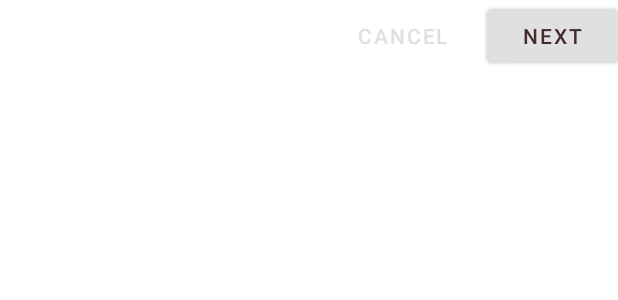
After one commit to SergioGon1980/listillas, an Android app: the layout fragment_login_form.xml on its own in the app's theme, with its tools: preview values and no code run, on a phone screen of 412 x 824 dp. The commit adds this screen. Shown: the top 300 px of the screen. Run offline under Robolectric (Android 15) with nearby library versions, the phone set to English and light mode, and no system bars.

Commit message:
feat: add login fragment

```diff
--- a/app/build.gradle
+++ b/app/build.gradle
@@ -33,10 +33,12 @@ android {
 
 dependencies {
 
+    api "com.google.android.material:material:1.6.1"
     implementation 'androidx.core:core-ktx:1.7.0'
     implementation 'androidx.appcompat:appcompat:1.4.2'
     implementation 'com.google.android.material:material:1.6.1'
     implementation 'androidx.constraintlayout:constraintlayout:2.1.4'
+    implementation 'androidx.legacy:legacy-support-v4:1.0.0'
     testImplementation 'junit:junit:4.13.2'
     androidTestImplementation 'androidx.test.ext:junit:1.1.3'
     androidTestImplementation 'androidx.test.espresso:espresso-core:3.4.0'
--- /dev/null
+++ b/app/src/main/res/layout/fragment_login_form.xml
@@ -0,0 +1,35 @@
+<?xml version="1.0" encoding="utf-8"?>
+<ScrollView xmlns:android="http://schemas.android.com/apk/res/android"
+    xmlns:app="http://schemas.android.com/apk/res-auto"
+    xmlns:tools="http://schemas.android.com/tools"
+    android:layout_width="match_parent"
+    android:layout_height="match_parent"
+    android:background="@color/loginPageBackgroundColor"
+    tools:context=".LoginFormFragment">
+
+    <RelativeLayout
+        android:layout_width="match_parent"
+        android:layout_height="wrap_content">
+
+        <com.google.android.material.button.MaterialButton
+            android:id="@+id/next_button"
+            android:layout_width="wrap_content"
+            android:layout_height="wrap_content"
+            android:layout_alignParentEnd="true"
+            android:layout_alignParentRight="true"
+            android:text="@string/button_next" />
+
+        <com.google.android.material.button.MaterialButton
+            android:id="@+id/cancel_button"
+            style="@style/Widget.MaterialComponents.Button.TextButton"
+            android:layout_width="wrap_content"
+            android:layout_height="wrap_content"
+            android:layout_marginEnd="12dp"
+            android:layout_marginRight="12dp"
+            android:layout_toStartOf="@id/next_button"
+            android:layout_toLeftOf="@id/next_button"
+            android:text="@string/button_cancel" />
+
+    </RelativeLayout>
+
+</ScrollView>
--- a/app/src/main/res/values-night/themes.xml
+++ b/app/src/main/res/values-night/themes.xml
@@ -2,13 +2,13 @@
     <!-- Base application theme. -->
     <style name="Theme.Listillas" parent="Theme.MaterialComponents.DayNight.DarkActionBar">
         <!-- Primary brand color. -->
-        <item name="colorPrimary">@color/purple_200</item>
-        <item name="colorPrimaryVariant">@color/purple_700</item>
-        <item name="colorOnPrimary">@color/black</item>
+        <item name="colorPrimary">@color/colorPrimaryDark</item>
+        <item name="colorPrimaryVariant">@color/colorPrimaryDark</item>
+        <item name="colorOnPrimary">@color/textColorPrimary</item>
         <!-- Secondary brand color. -->
-        <item name="colorSecondary">@color/teal_200</item>
-        <item name="colorSecondaryVariant">@color/teal_200</item>
-        <item name="colorOnSecondary">@color/black</item>
+        <item name="colorSecondary">@color/colorPrimaryDark</item>
+        <item name="colorSecondaryVariant">@color/colorPrimaryDark</item>
+        <item name="colorOnSecondary">@color/textColorPrimary</item>
         <!-- Status bar color. -->
         <item name="android:statusBarColor" tools:targetApi="l">?attr/colorPrimaryVariant</item>
         <!-- Customize your theme here. -->
--- a/app/src/main/res/values/colors.xml
+++ b/app/src/main/res/values/colors.xml
@@ -1,10 +1,11 @@
 <?xml version="1.0" encoding="utf-8"?>
 <resources>
-    <color name="purple_200">#FFBB86FC</color>
-    <color name="purple_500">#FF6200EE</color>
-    <color name="purple_700">#FF3700B3</color>
-    <color name="teal_200">#FF03DAC5</color>
-    <color name="teal_700">#FF018786</color>
-    <color name="black">#FF000000</color>
-    <color name="white">#FFFFFFFF</color>
+    <color name="colorPrimary">#E0E0E0</color>
+    <color name="colorPrimaryDark">#FBB8AC</color>
+    <color name="colorAccent">#FEDBD0</color>
+    <color name="textColorPrimary">#442C2E</color>
+    <color name="toolbarIconColor">@color/textColorPrimary</color>
+    <color name="loginPageBackgroundColor">#FFFFFF</color>
+    <color name="productGridBackgroundColor">#FFFBFA</color>
+    <color name="textInputOutlineColor">#FBB8AC</color>
 </resources>
--- a/app/src/main/res/values/strings.xml
+++ b/app/src/main/res/values/strings.xml
@@ -1,3 +1,6 @@
 <resources>
     <string name="app_name">Listillas</string>
+    <string name="hello_blank_fragment">Hello blank fragment</string>
+    <string name="button_next">NEXT</string>
+    <string name="button_cancel">CANCEL</string>
 </resources>
--- a/app/src/main/res/values/themes.xml
+++ b/app/src/main/res/values/themes.xml
@@ -2,13 +2,13 @@
     <!-- Base application theme. -->
     <style name="Theme.Listillas" parent="Theme.MaterialComponents.DayNight.DarkActionBar">
         <!-- Primary brand color. -->
-        <item name="colorPrimary">@color/purple_500</item>
-        <item name="colorPrimaryVariant">@color/purple_700</item>
-        <item name="colorOnPrimary">@color/white</item>
+        <item name="colorPrimary">@color/colorPrimary</item>
+        <item name="colorPrimaryVariant">@color/colorPrimary</item>
+        <item name="colorOnPrimary">@color/textColorPrimary</item>
         <!-- Secondary brand color. -->
-        <item name="colorSecondary">@color/teal_200</item>
-        <item name="colorSecondaryVariant">@color/teal_700</item>
-        <item name="colorOnSecondary">@color/black</item>
+        <item name="colorSecondary">@color/colorPrimary</item>
+        <item name="colorSecondaryVariant">@color/colorPrimary</item>
+        <item name="colorOnSecondary">@color/colorAccent</item>
         <!-- Status bar color. -->
         <item name="android:statusBarColor" tools:targetApi="l">?attr/colorPrimaryVariant</item>
         <!-- Customize your theme here. -->
```
Also changed, not shown: app/src/main/java/com/example/listillas/LoginFormFragment.kt (added, +59 -0 lines), app/src/main/res/layout/activity_main.xml (+5 -8 lines).
